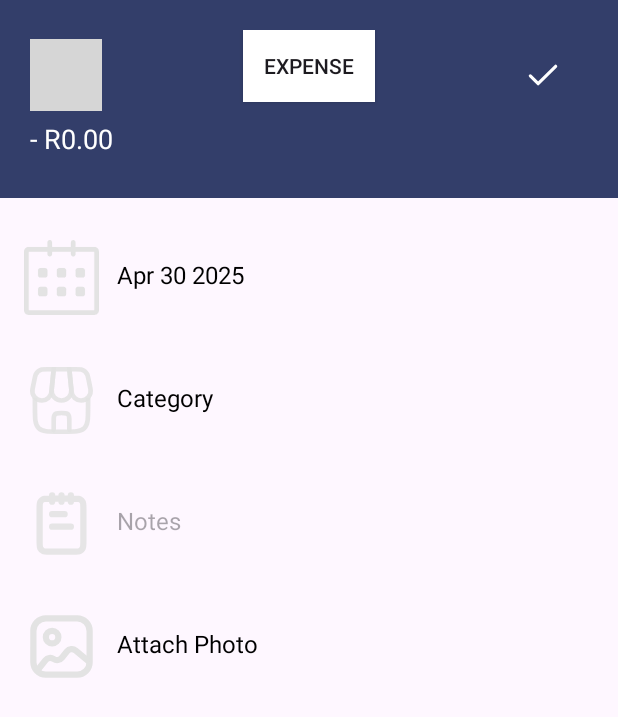
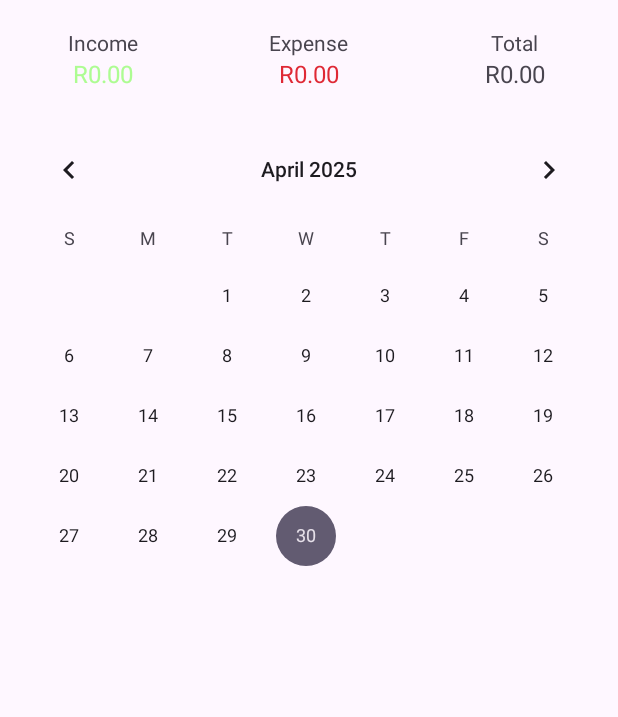
Before and after one commit to GACoutts/OPSC6311_P.O.E, an Android app: the screen it shows after launch (AddEntry before the commit, EntryCalender after it), on a phone screen of 412 x 824 dp. Shown: the top 717 px of the screen. Run offline under Robolectric (Android 15) with nearby library versions, the phone set to English and light mode, and no system bars; grey boxes are pictures that could not be loaded.

Commit message:
Finish income and expenses calender page

```diff
--- a/app/src/main/AndroidManifest.xml
+++ b/app/src/main/AndroidManifest.xml
@@ -18,14 +18,19 @@
             android:exported="false" />
 
         <activity
-            android:name=".AddEntry"
+            android:name=".EntryCalender"
             android:exported="true"
             >
             <intent-filter>
                 <action android:name="android.intent.action.MAIN" />
-                 <category android:name="android.intent.category.LAUNCHER" />
+                <category android:name="android.intent.category.LAUNCHER" />
             </intent-filter>
         </activity>
+
+        <activity
+            android:name=".AddEntry"
+            android:exported="true"
+            />
 
         <activity
             android:name=".MainActivity"
--- /dev/null
+++ b/app/src/main/java/com/example/supa_budg/entry_calender.kt
@@ -0,0 +1,19 @@
+package com.example.supa_budg
+
+import android.os.Bundle
+import android.widget.CalendarView
+import androidx.appcompat.app.AppCompatActivity
+import java.util.Calendar
+
+class EntryCalender : AppCompatActivity() {
+    override fun onCreate(savedInstanceState: Bundle?) {
+        super.onCreate(savedInstanceState)
+        setContentView(R.layout.income_expense_calender)
+
+        val calendarView = findViewById<CalendarView>(R.id.calendarView)
+
+        // Set the default date to today
+        val today = Calendar.getInstance().timeInMillis
+        calendarView.date = today
+    }
+}
--- a/app/src/main/res/layout/income_expense_calender.xml
+++ b/app/src/main/res/layout/income_expense_calender.xml
@@ -1,21 +1,112 @@
 <?xml version="1.0" encoding="utf-8"?>
 <androidx.constraintlayout.widget.ConstraintLayout xmlns:android="http://schemas.android.com/apk/res/android"
     xmlns:app="http://schemas.android.com/apk/res-auto"
-    xmlns:tools="http://schemas.android.com/tools"
     android:layout_width="match_parent"
-    android:layout_height="match_parent">
+    android:layout_height="match_parent"
+    android:fitsSystemWindows="true"
+    >
 
+    <!-- Top Summary Section -->
+    <RelativeLayout
+        android:id="@+id/summarySection"
+        android:layout_width="0dp"
+        android:layout_height="79dp"
+        app:layout_constraintTop_toTopOf="parent"
+        app:layout_constraintStart_toStartOf="parent"
+        app:layout_constraintEnd_toEndOf="parent">
+
+        <LinearLayout
+            android:layout_width="match_parent"
+            android:layout_height="match_parent"
+            android:orientation="horizontal"
+            android:baselineAligned="false">
+
+            <!-- Income Column -->
+            <LinearLayout
+                android:layout_width="0dp"
+                android:layout_height="match_parent"
+                android:layout_weight="1"
+                android:orientation="vertical"
+                android:gravity="center">
+
+                <TextView
+                    android:id="@+id/textView2"
+                    android:layout_width="wrap_content"
+                    android:layout_height="wrap_content"
+                    android:text="@string/hint_income"
+                    android:textAlignment="center"
+                    />
+
+                <TextView
+                    android:id="@+id/incomeValue"
+                    android:layout_width="wrap_content"
+                    android:layout_height="wrap_content"
+                    android:text="@string/hint_positive_amount"
+                    android:textAlignment="center"
+                    android:textSize="16sp"
+                    android:textColor="@color/green"
+                    />
+
+            </LinearLayout>
+
+            <!-- Expense Column -->
+            <LinearLayout
+                android:layout_width="0dp"
+                android:layout_height="match_parent"
+                android:layout_weight="1"
+                android:orientation="vertical"
+                android:gravity="center">
+
+                <TextView
+                    android:id="@+id/textView3"
+                    android:layout_width="wrap_content"
+                    android:layout_height="wrap_content"
+                    android:text="@string/hint_expense"
+                    android:textAlignment="center" />
+
+                <TextView
+                    android:id="@+id/expenseValue"
+                    android:layout_width="wrap_content"
+                    android:layout_height="wrap_content"
+                    android:text="@string/hint_positive_amount"
+                    android:textAlignment="center"
+                    android:textSize="16sp"
+                    android:textColor="@color/red"
+                    />
+            </LinearLayout>
+
+            <!-- Total Column -->
+            <LinearLayout
+                android:layout_width="0dp"
+                android:layout_height="match_parent"
+                android:layout_weight="1"
+                android:orientation="vertical"
+                android:gravity="center">
+
+                <TextView
+                    android:id="@+id/textView4"
+                    android:layout_width="wrap_content"
+                    android:layout_height="wrap_content"
+                    android:text="@string/hint_total"
+                    android:textAlignment="center" />
+
+                <TextView
+                    android:id="@+id/totalValue"
+                    android:layout_width="wrap_content"
+                    android:layout_height="wrap_content"
+                    android:text="@string/hint_positive_amount"
+                    android:textAlignment="center"
+                    android:textSize="16sp"/>
+            </LinearLayout>
+        </LinearLayout>
+    </RelativeLayout>
+
+    <!-- Calendar directly underneath -->
     <CalendarView
         android:id="@+id/calendarView"
-        android:layout_width="wrap_content"
+        android:layout_width="0dp"
         android:layout_height="wrap_content"
-        android:layout_marginStart="30dp"
-        android:layout_marginTop="47dp"
-        android:layout_marginEnd="31dp"
-        android:layout_marginBottom="346dp"
-        app:layout_constraintBottom_toBottomOf="parent"
-        app:layout_constraintEnd_toEndOf="parent"
+        app:layout_constraintTop_toBottomOf="@id/summarySection"
         app:layout_constraintStart_toStartOf="parent"
-        app:layout_constraintTop_toTopOf="parent" />
-
+        app:layout_constraintEnd_toEndOf="parent"/>
 </androidx.constraintlayout.widget.ConstraintLayout>
--- a/app/src/main/res/values/colors.xml
+++ b/app/src/main/res/values/colors.xml
@@ -2,5 +2,9 @@
 <resources>
     <color name="black">#FF000000</color>
     <color name="white">#FFFFFFFF</color>
-    <color name='grey'>#E3E3E3E3</color>>
+    <color name="grey">#E3E3E3E3</color>
+
+    <color name="green">#ADFC92</color>
+    <color name="red">#DF2935</color>
+
 </resources>
--- a/app/src/main/res/values/strings.xml
+++ b/app/src/main/res/values/strings.xml
@@ -11,6 +11,8 @@
     <string name="hint_expense">Expense</string>
     <string name="hint_income">Income</string>
 
+    <string name="hint_total">Total</string>
+
     <!-- Content descriptions -->
     <string name="cd_calendar_icon">Calendar icon representing the date selection</string>
     <string name="cd_shop_icon">Shop icon representing the category selection</string>
```
